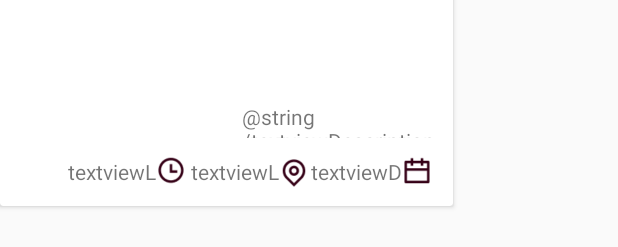
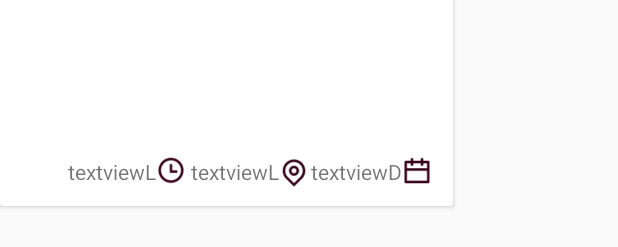
Before and after one commit to BraveTogether/BraveTogether_VolunteerApp, an Android app: the layout layout_item.xml on its own in the app's theme, with its tools: preview values and no code run, on a phone screen of 412 x 824 dp. Shown: the part 124-371 px from the top of the screen. Run offline under Robolectric (Android 15) with nearby library versions, the phone set to English and light mode, and no system bars.

Commit message:
sapir commit

```diff
--- a/app/src/main/res/layout/layout_item.xml
+++ b/app/src/main/res/layout/layout_item.xml
@@ -15,12 +15,10 @@
             android:layout_width="match_parent"
             android:layout_height="24dp"
             android:layout_marginStart="161dp"
-            android:layout_marginLeft="161dp"
             android:layout_marginTop="8dp"
             android:layout_marginEnd="12dp"
-            android:layout_marginRight="12dp"
             android:layout_marginBottom="8dp"
-            android:text="@string/textviewDescription"
+            android:text=""
             android:textAlignment="gravity"
             app:layout_constraintBottom_toTopOf="@+id/linearLayout2"
             app:layout_constraintEnd_toEndOf="parent"
@@ -35,10 +33,8 @@
             android:layout_height="wrap_content"
 
             android:layout_marginStart="39dp"
-            android:layout_marginLeft="39dp"
             android:layout_marginTop="187dp"
             android:layout_marginEnd="12dp"
-            android:layout_marginRight="12dp"
             android:layout_marginBottom="13dp"
             app:layout_constraintBottom_toBottomOf="parent"
             app:layout_constraintEnd_toEndOf="parent"
@@ -127,9 +123,7 @@
                 android:layout_width="52dp"
                 android:layout_height="20dp"
                 android:layout_marginStart="16dp"
-                android:layout_marginLeft="16dp"
                 android:layout_marginEnd="214dp"
-                android:layout_marginRight="214dp"
                 android:layout_marginBottom="111dp"
                 android:contentDescription="@string/todo"
                 app:layout_constraintBottom_toBottomOf="parent"
```
